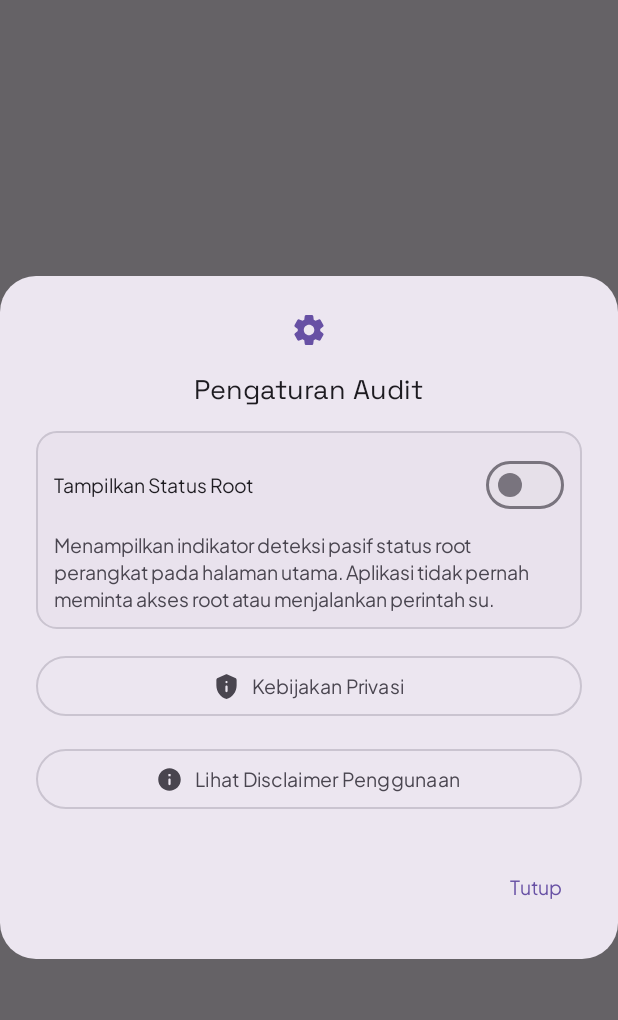
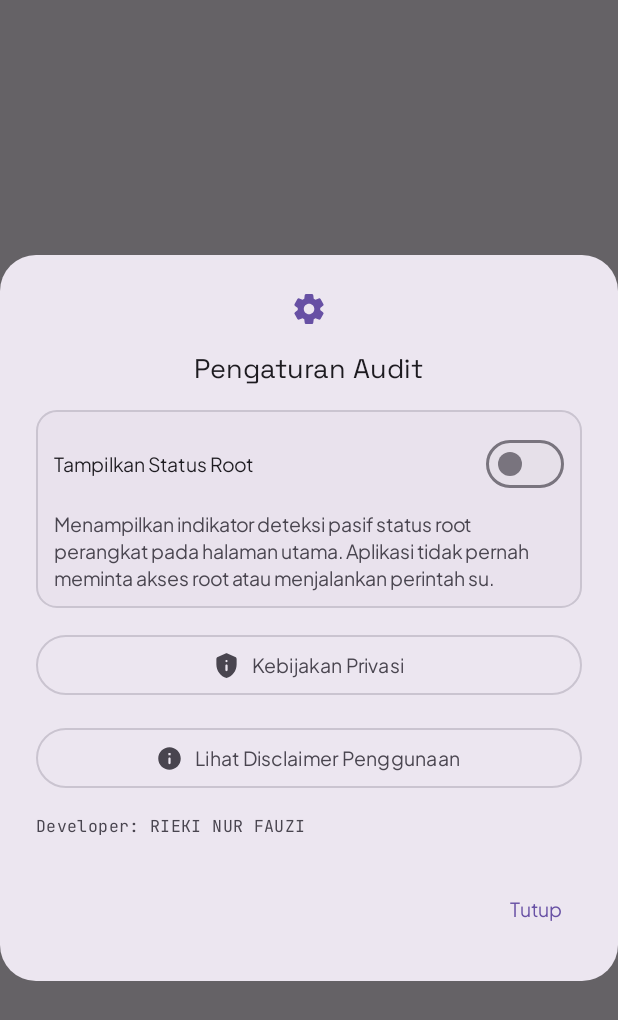
Before and after one commit to kamumahgitu06-afk/ActiScan, an Android app built with Jetpack Compose: the composable SettingsDialog shown on its own in the app's theme, on a phone screen of 412 x 824 dp. Shown: the top 1020 px of the screen. Run offline under Robolectric (Android 15) with nearby library versions, the phone set to English and light mode, and no system bars; missing, so only their content is drawn: CompositionLocalProvider; 28 statements that could not run were skipped.

Commit message:
feat: add developer credit to UI and documentation
Include developer identification in the privacy and disclaimer dialogs, as well as the project README.

```diff
--- a/app/src/main/java/com/example/ui/components/AuditDialogs.kt
+++ b/app/src/main/java/com/example/ui/components/AuditDialogs.kt
@@ -153,6 +153,12 @@ fun SettingsDialog(
                     Spacer(modifier = Modifier.width(8.dp))
                     Text(stringResource(R.string.settings_view_disclaimer))
                 }
+
+                Text(
+                    text = stringResource(R.string.developer_credit),
+                    style = MaterialTheme.typography.labelMedium,
+                    color = MaterialTheme.colorScheme.onSurfaceVariant
+                )
             }
         },
         confirmButton = {
@@ -208,6 +214,12 @@ fun PrivacyPolicyDialog(
                     text = stringResource(R.string.privacy_body_4),
                     style = MaterialTheme.typography.bodyMedium,
                     color = MaterialTheme.colorScheme.onSurface
+                )
+                HorizontalDivider()
+                Text(
+                    text = stringResource(R.string.developer_credit),
+                    style = MaterialTheme.typography.labelMedium,
+                    color = MaterialTheme.colorScheme.onSurfaceVariant
                 )
             }
         },
--- a/app/src/main/res/values/strings.xml
+++ b/app/src/main/res/values/strings.xml
@@ -85,5 +85,6 @@
     <string name="privacy_body_2">2. Pemrosesan 100% Lokal\nSeluruh pemindaian PackageManager, deteksi pasif status root, dan pengujian ComponentName berjalan sepenuhnya secara lokal di perangkat Anda. Aplikasi ini tidak terhubung ke server eksternal mana pun.</string>
     <string name="privacy_body_3">3. Hanya Membaca Metadata Publik\nActiScan hanya membaca deklarasi manifest Activity yang ditandai exported = true untuk keperluan audit pengembang. Aplikasi tidak membaca data internal, file, atau basis data milik aplikasi lain.</string>
     <string name="privacy_body_4">4. Export Laporan oleh Pengguna\nFile laporan .txt hanya dibuat dan disimpan ke lokasi pilihan Anda saat Anda menekan tombol Export .txt menggunakan pemilih file resmi Android (Storage Access Framework).</string>
+    <string name="developer_credit">Developer: RIEKI NUR FAUZI</string>
     <string name="close_label">Tutup</string>
 </resources>
```
Also changed, not shown: 1 other file.
